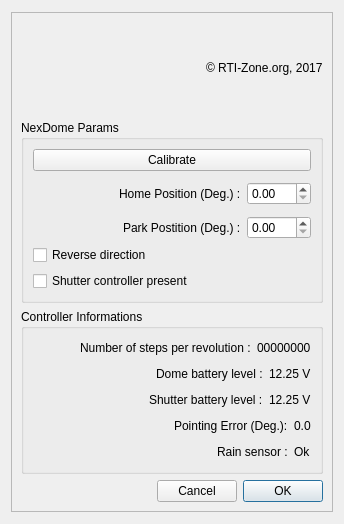
Old version of the form NexDome.ui in the repository rpineau/NexDome.
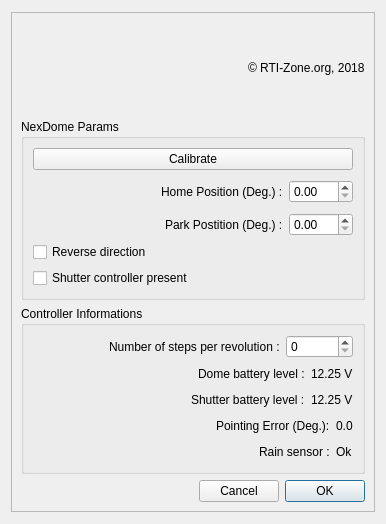
New version of the form. Icons and pictures are not drawn. Custom widgets are drawn as their Qt base class.

Patch:
```diff
--- a/NexDome.ui
+++ b/NexDome.ui
@@ -6,19 +6,19 @@
    <rect>
     <x>0</x>
     <y>0</y>
-    <width>344</width>
+    <width>386</width>
     <height>524</height>
    </rect>
   </property>
   <property name="minimumSize">
    <size>
-    <width>344</width>
+    <width>386</width>
     <height>496</height>
    </size>
   </property>
   <property name="maximumSize">
    <size>
-    <width>344</width>
+    <width>386</width>
     <height>524</height>
    </size>
   </property>
@@ -176,7 +176,7 @@
         <item>
          <widget class="QLabel" name="label_4">
           <property name="text">
-           <string>© RTI-Zone.org, 2017</string>
+           <string>© RTI-Zone.org, 2018</string>
           </property>
          </widget>
         </item>
@@ -310,9 +310,9 @@
             </widget>
            </item>
            <item>
-            <widget class="QLabel" name="ticksPerRev">
-             <property name="text">
-              <string>00000000</string>
+            <widget class="QSpinBox" name="ticksPerRev">
+             <property name="maximum">
+              <number>999999999</number>
              </property>
             </widget>
            </item>
```
Left out of the diff: 130 changed lines with no effect on the pictures.
